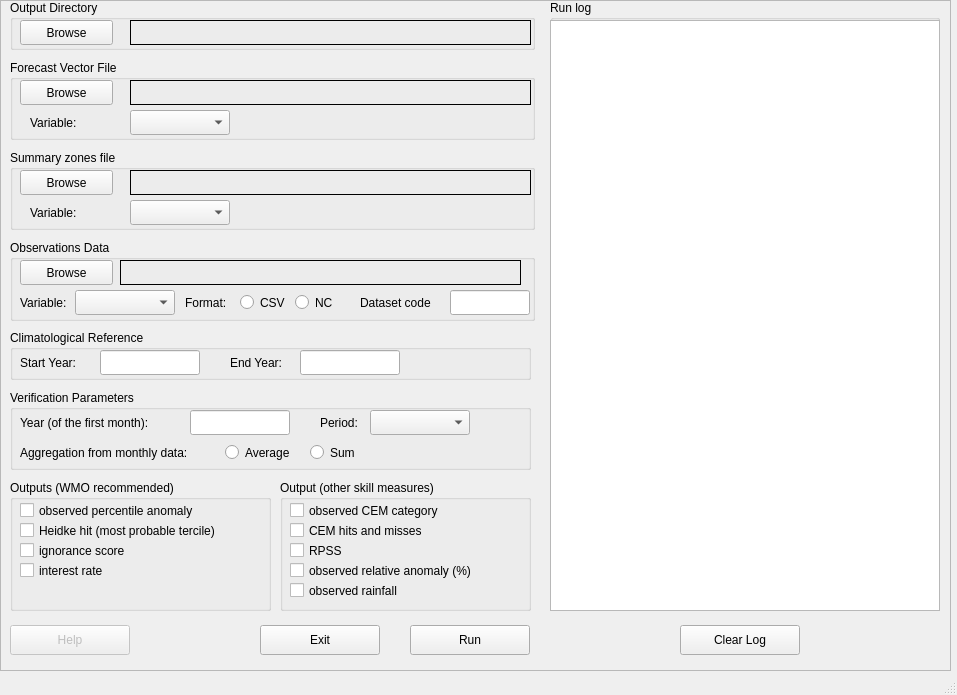
Before: the Qt Designer form verification.ui in sadccsc/cft, drawn with Qt 5.
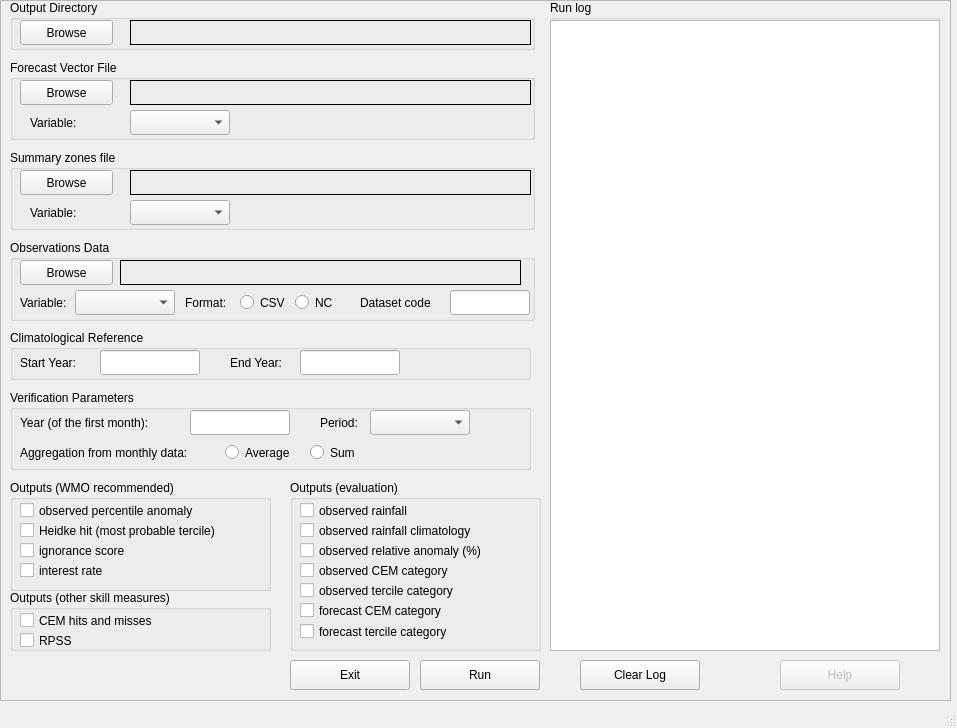
After: the same form once the commit is applied. Icons and pictures are not drawn.

Commit message: added forecast tercile maps and removed some bugs

Patch:
```diff
--- a/verification.ui
+++ b/verification.ui
@@ -11,7 +11,7 @@
     <x>0</x>
     <y>0</y>
     <width>957</width>
-    <height>695</height>
+    <height>728</height>
    </rect>
   </property>
   <property name="sizePolicy">
@@ -49,7 +49,7 @@
       <x>0</x>
       <y>0</y>
       <width>951</width>
-      <height>671</height>
+      <height>701</height>
      </rect>
     </property>
     <property name="sizePolicy">
@@ -127,8 +127,8 @@
     <widget class="QPushButton" name="runButton">
      <property name="geometry">
       <rect>
-       <x>410</x>
-       <y>625</y>
+       <x>420</x>
+       <y>660</y>
        <width>120</width>
        <height>30</height>
       </rect>
@@ -513,7 +513,7 @@
        <x>10</x>
        <y>480</y>
        <width>261</width>
-       <height>131</height>
+       <height>111</height>
       </rect>
      </property>
      <property name="title">
@@ -593,20 +593,20 @@
     <widget class="QGroupBox" name="outputsGroup2">
      <property name="geometry">
       <rect>
-       <x>280</x>
+       <x>290</x>
        <y>480</y>
        <width>251</width>
-       <height>131</height>
+       <height>171</height>
       </rect>
      </property>
      <property name="title">
-      <string>Output (other skill measures)</string>
+      <string>Outputs (evaluation)</string>
      </property>
      <widget class="QCheckBox" name="outputObscemcat">
       <property name="geometry">
        <rect>
         <x>10</x>
-        <y>20</y>
+        <y>80</y>
         <width>241</width>
         <height>21</height>
        </rect>
@@ -621,50 +621,12 @@
        <string>observed CEM category</string>
       </property>
      </widget>
-     <widget class="QCheckBox" name="outputRpss">
-      <property name="geometry">
-       <rect>
-        <x>10</x>
-        <y>60</y>
-        <width>241</width>
-        <height>21</height>
-       </rect>
-      </property>
-      <property name="sizePolicy">
-       <sizepolicy hsizetype="Preferred" vsizetype="Preferred">
-        <horstretch>0</horstretch>
-        <verstretch>0</verstretch>
-       </sizepolicy>
-      </property>
-      <property name="text">
-       <string>RPSS</string>
-      </property>
-     </widget>
-     <widget class="QCheckBox" name="outputCemhit">
-      <property name="geometry">
-       <rect>
-        <x>10</x>
-        <y>40</y>
-        <width>241</width>
-        <height>21</height>
-       </rect>
-      </property>
-      <property name="sizePolicy">
-       <sizepolicy hsizetype="Preferred" vsizetype="Preferred">
-        <horstretch>0</horstretch>
-        <verstretch>0</verstretch>
-       </sizepolicy>
-      </property>
-      <property name="text">
-       <string>CEM hits and misses</string>
-      </property>
-     </widget>
      <widget class="QCheckBox" name="outputObsrelanom">
       <property name="geometry">
        <rect>
         <x>10</x>
-        <y>80</y>
-        <width>241</width>
+        <y>60</y>
+        <width>231</width>
         <height>21</height>
        </rect>
       </property>
@@ -682,7 +644,7 @@
       <property name="geometry">
        <rect>
         <x>10</x>
-        <y>100</y>
+        <y>20</y>
         <width>241</width>
         <height>21</height>
        </rect>
@@ -697,12 +659,88 @@
        <string>observed rainfall</string>
       </property>
      </widget>
+     <widget class="QCheckBox" name="outputObstercile">
+      <property name="geometry">
+       <rect>
+        <x>10</x>
+        <y>100</y>
+        <width>241</width>
+        <height>21</height>
+       </rect>
+      </property>
+      <property name="sizePolicy">
+       <sizepolicy hsizetype="Preferred" vsizetype="Preferred">
+        <horstretch>0</horstretch>
+        <verstretch>0</verstretch>
+       </sizepolicy>
+      </property>
+      <property name="text">
+       <string>observed tercile category</string>
+      </property>
+     </widget>
+     <widget class="QCheckBox" name="outputFcstcemcat">
+      <property name="geometry">
+       <rect>
+        <x>10</x>
+        <y>120</y>
+        <width>241</width>
+        <height>21</height>
+       </rect>
+      </property>
+      <property name="sizePolicy">
+       <sizepolicy hsizetype="Preferred" vsizetype="Preferred">
+        <horstretch>0</horstretch>
+        <verstretch>0</verstretch>
+       </sizepolicy>
+      </property>
+      <property name="text">
+       <string>forecast CEM category</string>
+      </property>
+     </widget>
+     <widget class="QCheckBox" name="outputFcsttercile">
+      <property name="geometry">
+       <rect>
+        <x>10</x>
+        <y>140</y>
+        <width>193</width>
+        <height>23</height>
+       </rect>
+      </property>
+      <property name="sizePolicy">
+       <sizepolicy hsizetype="Preferred" vsizetype="Preferred">
+        <horstretch>0</horstretch>
+        <verstretch>0</verstretch>
+       </sizepolicy>
+      </property>
+      <property name="text">
+       <string>forecast tercile category</string>
+      </property>
+     </widget>
+     <widget class="QCheckBox" name="outputObsclim">
+      <property name="geometry">
+       <rect>
+        <x>10</x>
+        <y>40</y>
+        <width>241</width>
+        <height>21</height>
+       </rect>
+      </property>
+      <property name="sizePolicy">
+       <sizepolicy hsizetype="Preferred" vsizetype="Preferred">
+        <horstretch>0</horstretch>
+        <verstretch>0</verstretch>
+       </sizepolicy>
+      </property>
+      <property name="text">
+       <string>observed rainfall climatology</string>
+      </property>
+     </widget>
     </widget>
     <widget class="QPushButton" name="exitButton">
      <property name="geometry">
       <rect>
-       <x>260</x>
-       <y>625</y>
+       <x>290</x>
+       <y>660</y>
        <width>120</width>
        <height>30</height>
       </rect>
@@ -717,8 +755,8 @@
      </property>
      <property name="geometry">
       <rect>
-       <x>10</x>
-       <y>625</y>
+       <x>780</x>
+       <y>660</y>
        <width>120</width>
        <height>30</height>
       </rect>
@@ -819,7 +857,7 @@
        <x>550</x>
        <y>0</y>
        <width>390</width>
-       <height>611</height>
+       <height>651</height>
       </rect>
      </property>
      <property name="title">
@@ -831,7 +869,7 @@
         <x>0</x>
         <y>20</y>
         <width>390</width>
-        <height>591</height>
+        <height>631</height>
        </rect>
       </property>
       <property name="sizePolicy">
@@ -983,8 +1021,8 @@
     <widget class="QPushButton" name="clearLogButton">
      <property name="geometry">
       <rect>
-       <x>680</x>
-       <y>625</y>
+       <x>580</x>
+       <y>660</y>
        <width>120</width>
        <height>30</height>
       </rect>
@@ -993,6 +1031,57 @@
       <string>Clear Log</string>
      </property>
     </widget>
+    <widget class="QGroupBox" name="outputsGroup3">
+     <property name="geometry">
+      <rect>
+       <x>10</x>
+       <y>590</y>
+       <width>261</width>
+       <height>61</height>
+      </rect>
+     </property>
+     <property name="title">
+      <string>Outputs (other skill measures)</string>
+     </property>
+     <widget class="QCheckBox" name="outputRpss">
+      <property name="geometry">
+       <rect>
+        <x>10</x>
+        <y>40</y>
+        <width>241</width>
+        <height>21</height>
+       </rect>
+      </property>
+      <property name="sizePolicy">
+       <sizepolicy hsizetype="Preferred" vsizetype="Preferred">
+        <horstretch>0</horstretch>
+        <verstretch>0</verstretch>
+       </sizepolicy>
+      </property>
+      <property name="text">
+       <string>RPSS</string>
+      </property>
+     </widget>
+     <widget class="QCheckBox" name="outputCemhit">
+      <property name="geometry">
+       <rect>
+        <x>10</x>
+        <y>20</y>
+        <width>241</width>
+        <height>21</height>
+       </rect>
+      </property>
+      <property name="sizePolicy">
+       <sizepolicy hsizetype="Preferred" vsizetype="Preferred">
+        <horstretch>0</horstretch>
+        <verstretch>0</verstretch>
+       </sizepolicy>
+      </property>
+      <property name="text">
+       <string>CEM hits and misses</string>
+      </property>
+     </widget>
+    </widget>
     <zorder>runButton</zorder>
     <zorder>outDirGroup</zorder>
     <zorder>obsFileGroup</zorder>
```
Left out of the diff: 1 changed line with no effect on the pictures. The commit also changes 2 other files.
